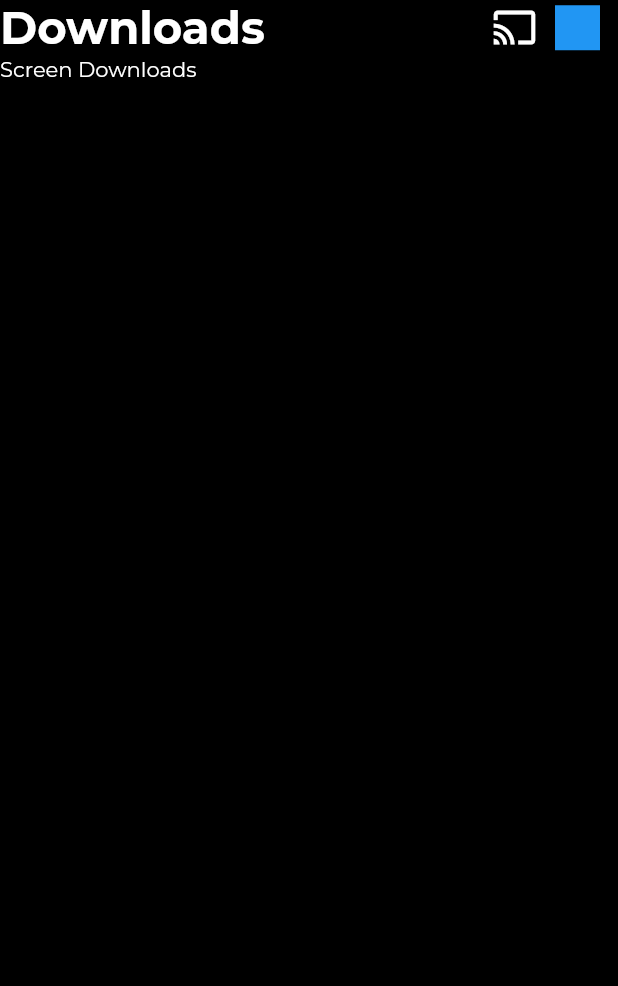
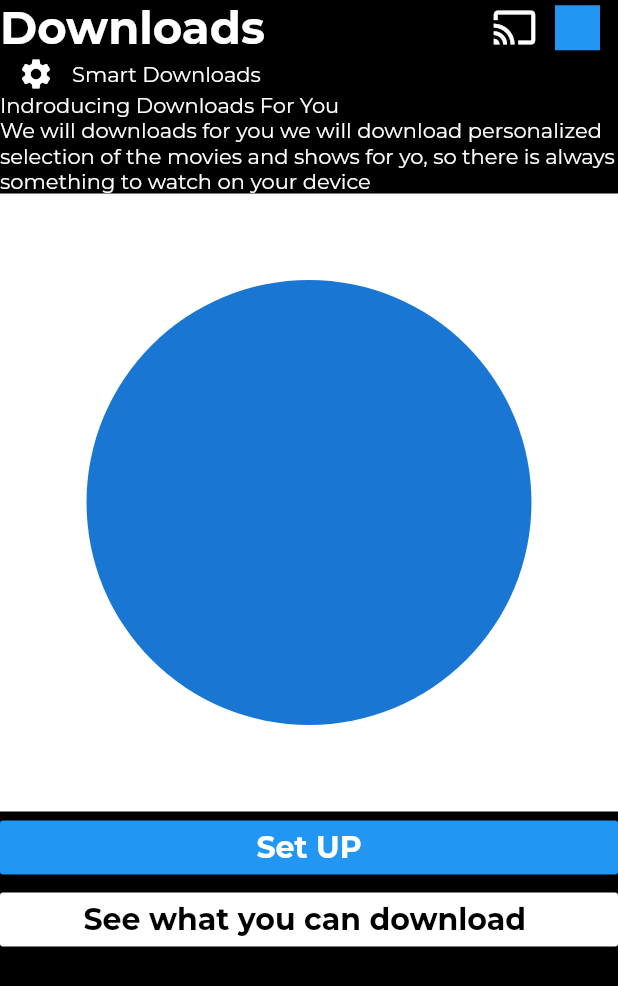
Before and after one commit to sanushcj/Netflix, a Flutter app: the DownloadScreen screen opened directly, on a phone screen of 412 x 824 dp. Shown: the top 986 px of the screen. Run offline on Flutter 3.47's test engine with Material 2 defaults, Android fonts, the phone set to English and light mode, and no system bars; our stand-ins replace google_fonts.

Commit message:
working on ownload page

```diff
--- a/lib/core/color/colors.dart
+++ b/lib/core/color/colors.dart
@@ -1,3 +1,4 @@
 import 'package:flutter/material.dart';
 const backgroundColor = Colors.black;
-const whiteColor = Colors.white;
+const rrwhiteColor = Colors.white;
+const rrbuttoncolor = Colors.blue;
--- a/lib/presentation/downloads/widgets/download_screen.dart
+++ b/lib/presentation/downloads/widgets/download_screen.dart
@@ -1,17 +1,71 @@
+import 'package:flutter/material.dart';
+import 'package:netflix/core/color/colors.dart';
+import 'package:netflix/core/constants/constants_.dart';
+import 'package:netflix/presentation/widgets/app_bar_widgets.dart';
 
-import 'package:flutter/material.dart';
-import 'package:netflix/presentation/widgets/app_bar_widgets.dart';
 class DownloadScreen extends StatelessWidget {
   const DownloadScreen({super.key});
 
   @override
   Widget build(BuildContext context) {
-    return  SafeArea(
+    final Size size = MediaQuery.of(context).size;
+    return SafeArea(
       child: Scaffold(
-
-        appBar: PreferredSize(preferredSize: const Size.fromHeight(50), child: AppBArWidget(title: 'Downloads',)),
-        body: const Text('Screen Downloads'),
-      ),
+          appBar: PreferredSize(
+              preferredSize: const Size.fromHeight(50),
+              child: AppBArWidget(
+                title: 'Downloads',
+              )),
+          body: ListView(
+            children: [
+              Row(
+                children: const [
+                  kwidth,
+                  Icon(
+                    Icons.settings,
+                    color: rrwhiteColor,
+                  ),
+                  kwidth,
+                  Text('Smart Downloads'),
+                ],
+              ),
+              const Text('Indroducing Downloads For You'),
+              const Text(
+                  'We will downloads for you we will download personalized selection of the movies and shows for yo, so there is always something to watch on your device'),
+              Container(
+                width: size.width,
+                height: size.height / 2,
+                color: rrwhiteColor,
+                child: Stack(
+                  children: [
+                    Center(child: CircleAvatar(radius: size.width * 0.36))
+                  ],
+                ),
+              ),
+              MaterialButton(
+                onPressed: () {},
+                color: rrbuttoncolor,
+                child: const Text(
+                  'Set UP',
+                  style: TextStyle(
+                      fontSize: 20,
+                      fontWeight: FontWeight.bold,
+                      color: rrwhiteColor),
+                ),
+              ),
+              MaterialButton(
+                onPressed: () {},
+                color: rrwhiteColor,
+                child: const Text(
+                  'See what you can download ',
+                  style: TextStyle(
+                      fontSize: 20,
+                      fontWeight: FontWeight.bold,
+                      color: backgroundColor),
+                ),
+              )
+            ],
+          )),
     );
   }
 }
```
